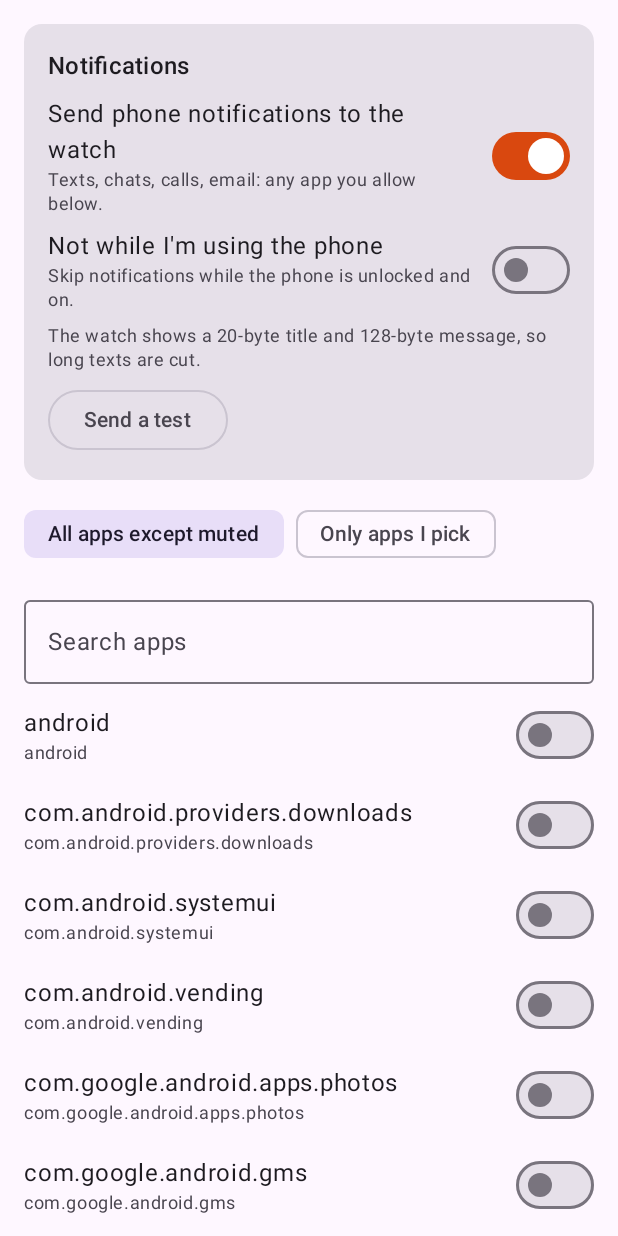
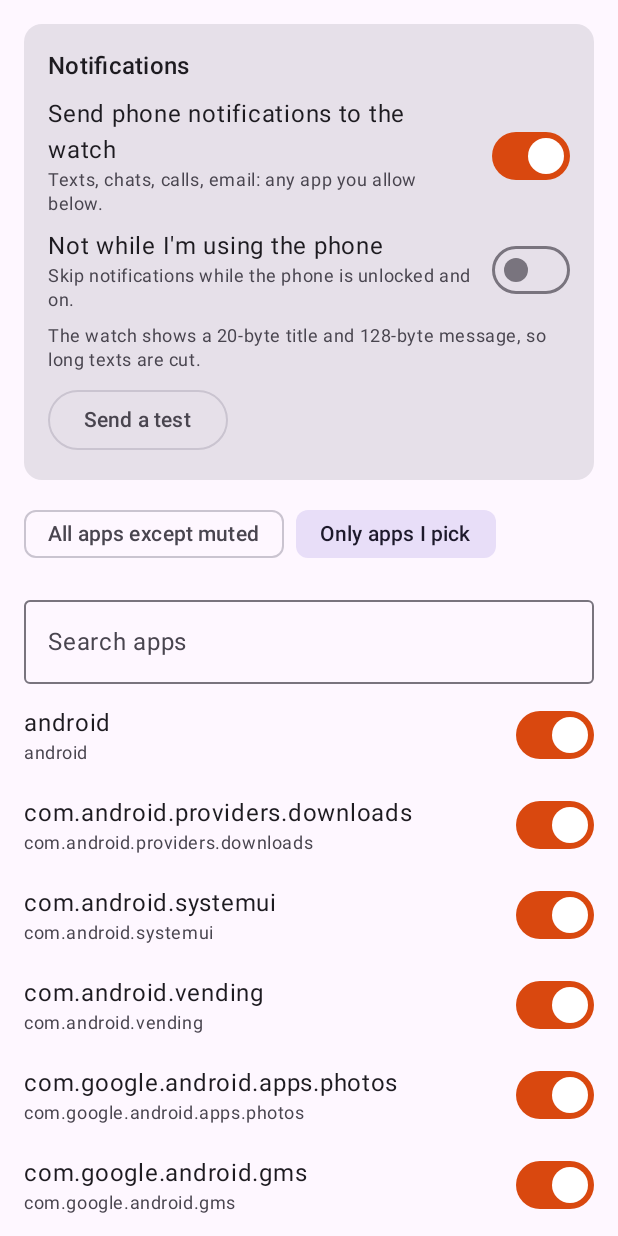
Before and after one commit to StoneHub/CMF-Companion, an Android app built with Jetpack Compose: the composable AlertsScreen shown on its own in the app's theme, after a tap on "Only apps I pick", on a phone screen of 412 x 824 dp. Run offline under Robolectric (Android 15) with nearby library versions, the phone set to English and light mode, and no system bars.

Commit message:
android: make settings switches respond on tap
Prefs aren't Compose state and the screens' version reads were unused
delegates, so switches and the alerts mode chips only redrew on rotation.
Keep local state in ToggleRow, the per-app alert switches and the chips.

Co-Authored-By: Claude Opus 5.5 <noreply@anthropic.com>
Claude-Session: https://claude.ai/code/session_014QzqeHfPhyCuW5dMmm2tLs

```diff
--- a/app/src/main/java/dev/cmfopen/companion/ui/AlertsScreen.kt
+++ b/app/src/main/java/dev/cmfopen/companion/ui/AlertsScreen.kt
@@ -37,7 +37,8 @@ fun AlertsScreen(modifier: Modifier) {
     val ctx = LocalContext.current
     val app = CompanionApp.instance
     val prefs = app.prefs
-    @Suppress("UNUSED_VARIABLE") val v by prefs.version.collectAsStateWithLifecycle()
+    val v = prefs.version.collectAsStateWithLifecycle().value
+    var allowlist by remember { mutableStateOf(prefs.notifyAllowlist) }
     var apps by remember { mutableStateOf<List<InstalledApp>>(emptyList()) }
     var query by remember { mutableStateOf("") }
 
@@ -74,8 +75,8 @@ fun AlertsScreen(modifier: Modifier) {
                     }) { Text("Send a test") }
                 }
                 Row(horizontalArrangement = Arrangement.spacedBy(8.dp)) {
-                    FilterChip(selected = !prefs.notifyAllowlist, onClick = { prefs.notifyAllowlist = false }, label = { Text("All apps except muted") })
-                    FilterChip(selected = prefs.notifyAllowlist, onClick = { prefs.notifyAllowlist = true }, label = { Text("Only apps I pick") })
+                    FilterChip(selected = !allowlist, onClick = { prefs.notifyAllowlist = false; allowlist = false }, label = { Text("All apps except muted") })
+                    FilterChip(selected = allowlist, onClick = { prefs.notifyAllowlist = true; allowlist = true }, label = { Text("Only apps I pick") })
                 }
                 OutlinedTextField(query, { query = it }, label = { Text("Search apps") }, singleLine = true, modifier = Modifier.fillMaxWidth())
                 if (apps.isEmpty()) Hint("Loading apps…")
@@ -87,7 +88,8 @@ fun AlertsScreen(modifier: Modifier) {
                     Text(a.label)
                     Hint(a.pkg)
                 }
-                Switch(checked = prefs.appForwarded(a.pkg), onCheckedChange = { prefs.setAppForwarded(a.pkg, it) })
+                var on by remember(a.pkg, allowlist, v) { mutableStateOf(prefs.appForwarded(a.pkg)) }
+                Switch(checked = on, onCheckedChange = { prefs.setAppForwarded(a.pkg, it); on = it })
             }
         }
     }
--- a/app/src/main/java/dev/cmfopen/companion/ui/Common.kt
+++ b/app/src/main/java/dev/cmfopen/companion/ui/Common.kt
@@ -12,6 +12,10 @@ import androidx.compose.material3.MaterialTheme
 import androidx.compose.material3.Switch
 import androidx.compose.material3.Text
 import androidx.compose.runtime.Composable
+import androidx.compose.runtime.getValue
+import androidx.compose.runtime.mutableStateOf
+import androidx.compose.runtime.remember
+import androidx.compose.runtime.setValue
 import androidx.compose.ui.Alignment
 import androidx.compose.ui.Modifier
 import androidx.compose.ui.unit.dp
@@ -34,7 +38,9 @@ fun ToggleRow(label: String, checked: Boolean, help: String? = null, onChange: (
             if (help != null) Text(help, style = MaterialTheme.typography.bodySmall, color = MaterialTheme.colorScheme.onSurfaceVariant)
         }
         Spacer(Modifier.width(12.dp))
-        Switch(checked = checked, onCheckedChange = onChange)
+        // Prefs aren't Compose state, so keep the switch's own state; otherwise it only redraws on rotation.
+        var on by remember(checked) { mutableStateOf(checked) }
+        Switch(checked = on, onCheckedChange = { on = it; onChange(it) })
     }
 }
 
```
